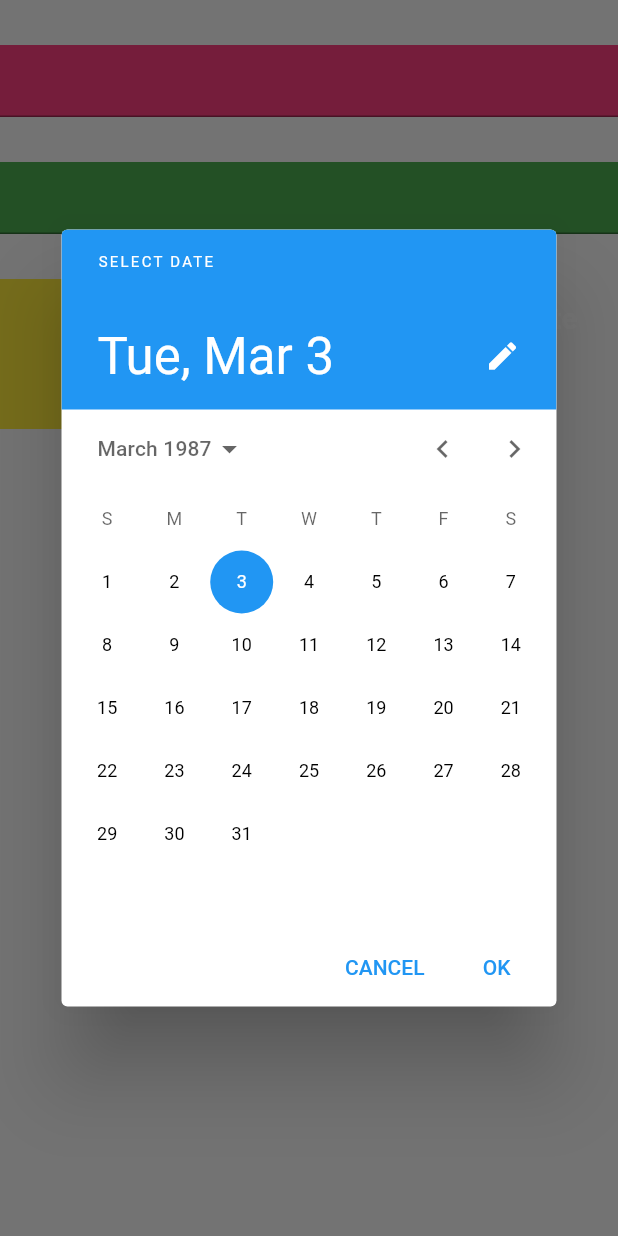
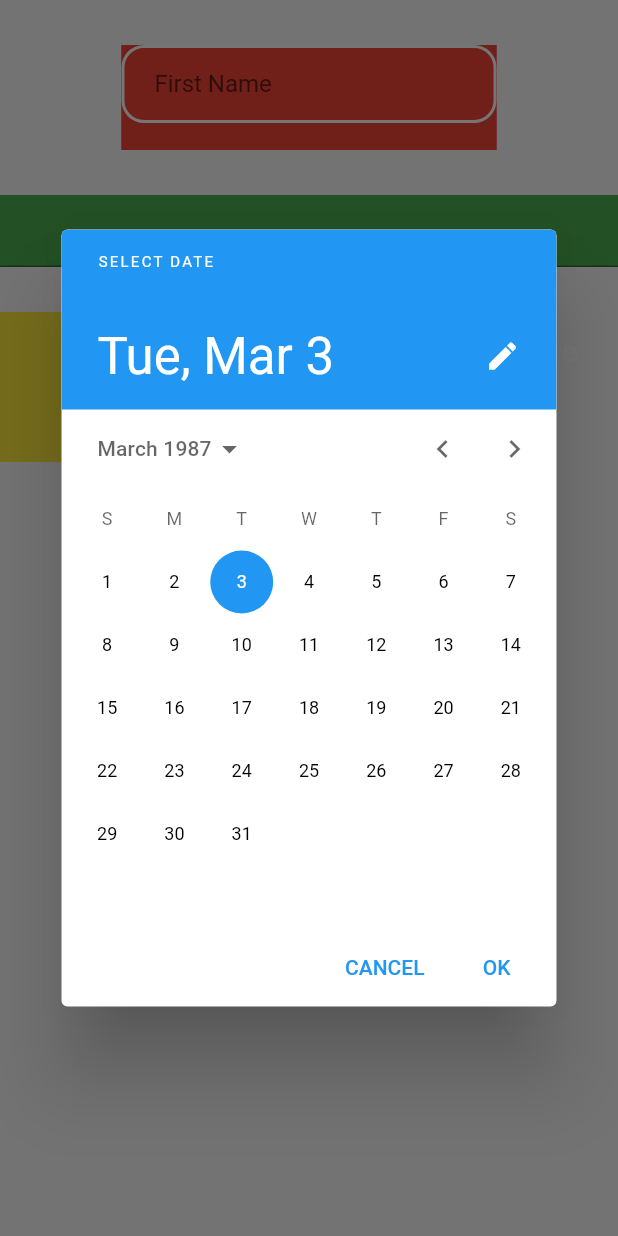
Before and after one commit to rutvikbodar/Sign-up-animation, a Flutter app: what preference_form_body() shows on an empty page, opened directly, after a tap on "Birthdate", on a phone screen of 412 x 824 dp. Run offline on Flutter 3.47's test engine with Material 2 defaults, Android fonts, the phone set to English and light mode, and no system bars.

Commit message:
animated inputfield widget

```diff
--- /dev/null
+++ b/lib/Animated_textfield.dart
@@ -0,0 +1,40 @@
+import 'package:flutter/material.dart';
+
+class Animated_textfield extends StatefulWidget {
+  const Animated_textfield({Key? key}) : super(key: key);
+
+  @override
+  State<Animated_textfield> createState() => _Animated_textfieldState();
+}
+
+class _Animated_textfieldState extends State<Animated_textfield> {
+  @override
+  Widget build(BuildContext context) {
+    return Container(
+      height: 70,
+      width: 250,
+      color: Colors.red,
+      child: Stack(
+        children: [
+          Container(
+            decoration: BoxDecoration(
+              border: Border.all(color: Colors.white,style: BorderStyle.solid,width: 2,),
+              borderRadius: BorderRadius.circular(15)
+            ),
+            padding: EdgeInsets.only(left: 20),
+            child: TextField(
+              decoration: InputDecoration(
+                border: InputBorder.none,
+                hintText: "First Name",
+              ),
+              textAlign: TextAlign.left,
+              onTap: (){
+                print("Tapped on the first name");
+              },
+            ),
+          )
+        ],
+      ),
+    );
+  }
+}
--- a/lib/preference_form_body.dart
+++ b/lib/preference_form_body.dart
@@ -1,4 +1,5 @@
 import 'package:flutter/material.dart';
+import 'package:loginanimation/Animated_textfield.dart';
 
 class preference_form_body extends StatefulWidget {
   const preference_form_body({Key? key}) : super(key: key);
@@ -26,7 +27,7 @@ class _preference_form_bodyState extends State<preference_form_body> {
         child: Column(
           children: [
             SizedBox(height: 30,),
-            Container(child: TextField(),color: Colors.pinkAccent),
+            Container(child: Animated_textfield(),color: Colors.pinkAccent),
             SizedBox(height: 30,),
             Container(child: TextField(),color: Colors.green,),
             SizedBox(height: 30,),
```
